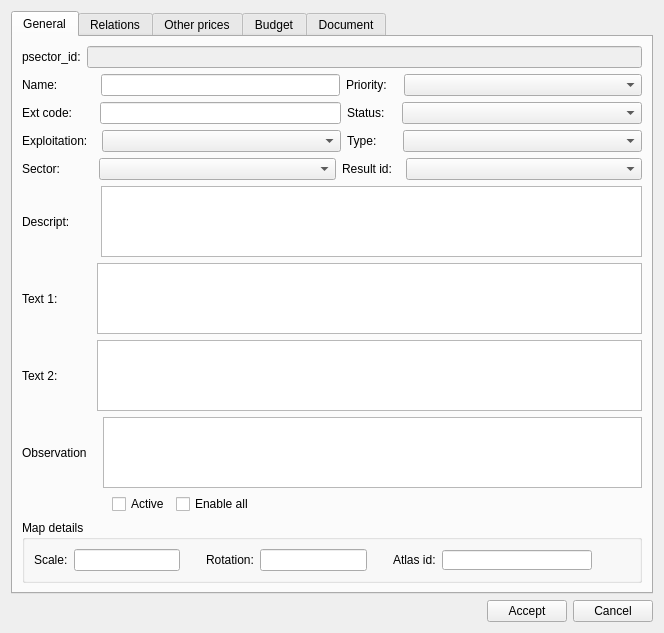
First picture: the form in ui/toolbars/plan/plan_psector.ui, repository Giswater/giswater_qgis_plugin, before the edit.
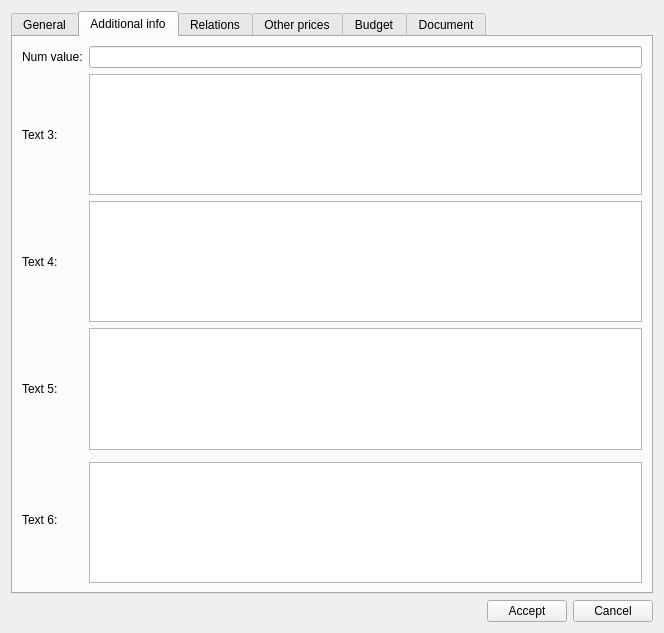
Second picture: the form after the edit. Icons and pictures are not drawn.

Commit message: Add tab additional info

What changed in the file:
```diff
--- a/ui/toolbars/plan/plan_psector.ui
+++ b/ui/toolbars/plan/plan_psector.ui
@@ -20,7 +20,7 @@
       <string>test1</string>
      </property>
      <property name="currentIndex">
-      <number>0</number>
+      <number>1</number>
      </property>
      <widget class="QWidget" name="General">
       <attribute name="title">
@@ -606,6 +606,76 @@
        </item>
       </layout>
      </widget>
+     <widget class="QWidget" name="additional_info">
+      <attribute name="title">
+       <string>Additional info</string>
+      </attribute>
+      <layout class="QGridLayout" name="gridLayout_2">
+       <item row="1" column="1">
+        <widget class="QTextEdit" name="text3"/>
+       </item>
+       <item row="2" column="0">
+        <widget class="QLabel" name="lbl_text4">
+         <property name="text">
+          <string>Text 4:</string>
+         </property>
+        </widget>
+       </item>
+       <item row="4" column="0" rowspan="2">
+        <widget class="QLabel" name="lbl_text6">
+         <property name="text">
+          <string>Text 6:</string>
+         </property>
+        </widget>
+       </item>
+       <item row="0" column="0">
+        <widget class="QLabel" name="lbl_num_value">
+         <property name="text">
+          <string>Num value:</string>
+         </property>
+        </widget>
+       </item>
+       <item row="1" column="0">
+        <widget class="QLabel" name="lbl_text3">
+         <property name="text">
+          <string>Text 3:</string>
+         </property>
+        </widget>
+       </item>
+       <item row="0" column="1">
+        <widget class="QLineEdit" name="num_value"/>
+       </item>
+       <item row="3" column="0">
+        <widget class="QLabel" name="lbl_text5">
+         <property name="text">
+          <string>Text 5:</string>
+         </property>
+        </widget>
+       </item>
+       <item row="5" column="1">
+        <widget class="QTextEdit" name="text6"/>
+       </item>
+       <item row="2" column="1">
+        <widget class="QTextEdit" name="text4"/>
+       </item>
+       <item row="3" column="1">
+        <widget class="QTextEdit" name="text5"/>
+       </item>
+       <item row="6" column="1">
+        <spacer name="verticalSpacer">
+         <property name="orientation">
+          <enum>Qt::Vertical</enum>
+         </property>
+         <property name="sizeHint" stdset="0">
+          <size>
+           <width>20</width>
+           <height>40</height>
+          </size>
+         </property>
+        </spacer>
+       </item>
+      </layout>
+     </widget>
      <widget class="QWidget" name="tab_rel">
       <attribute name="title">
        <string>Relations</string>
```
The commit also changes 1 other file.
